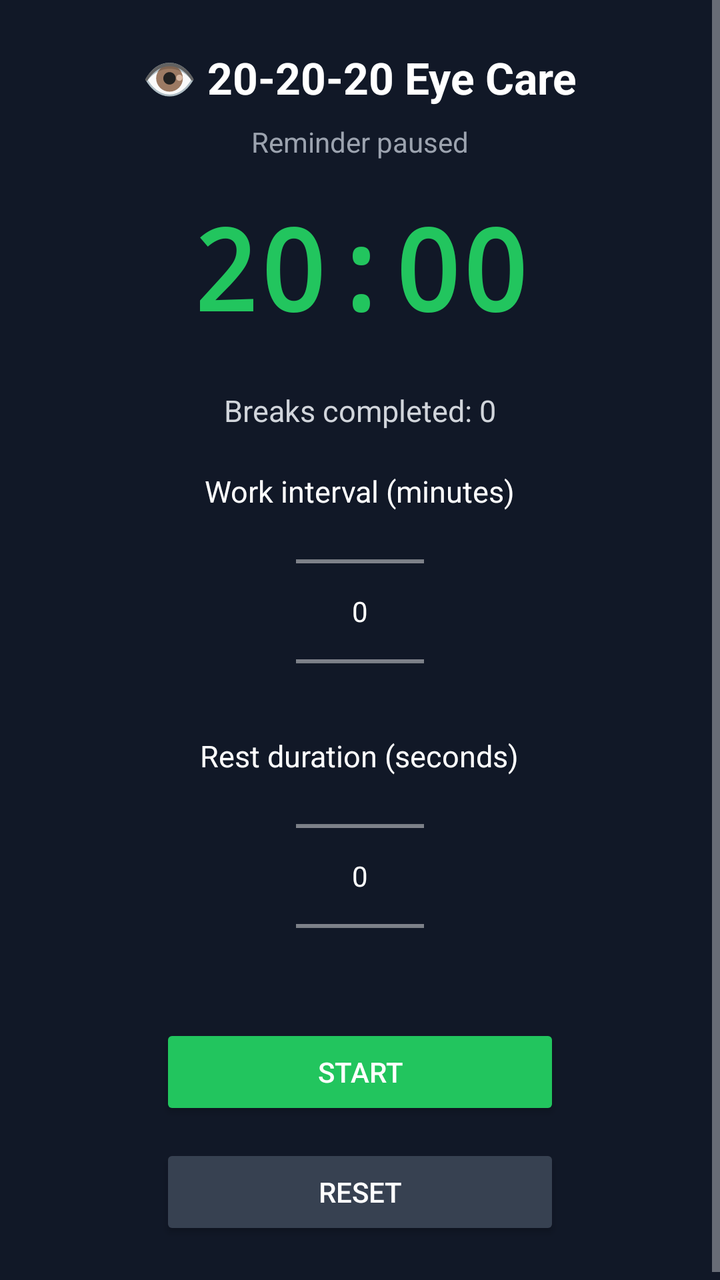
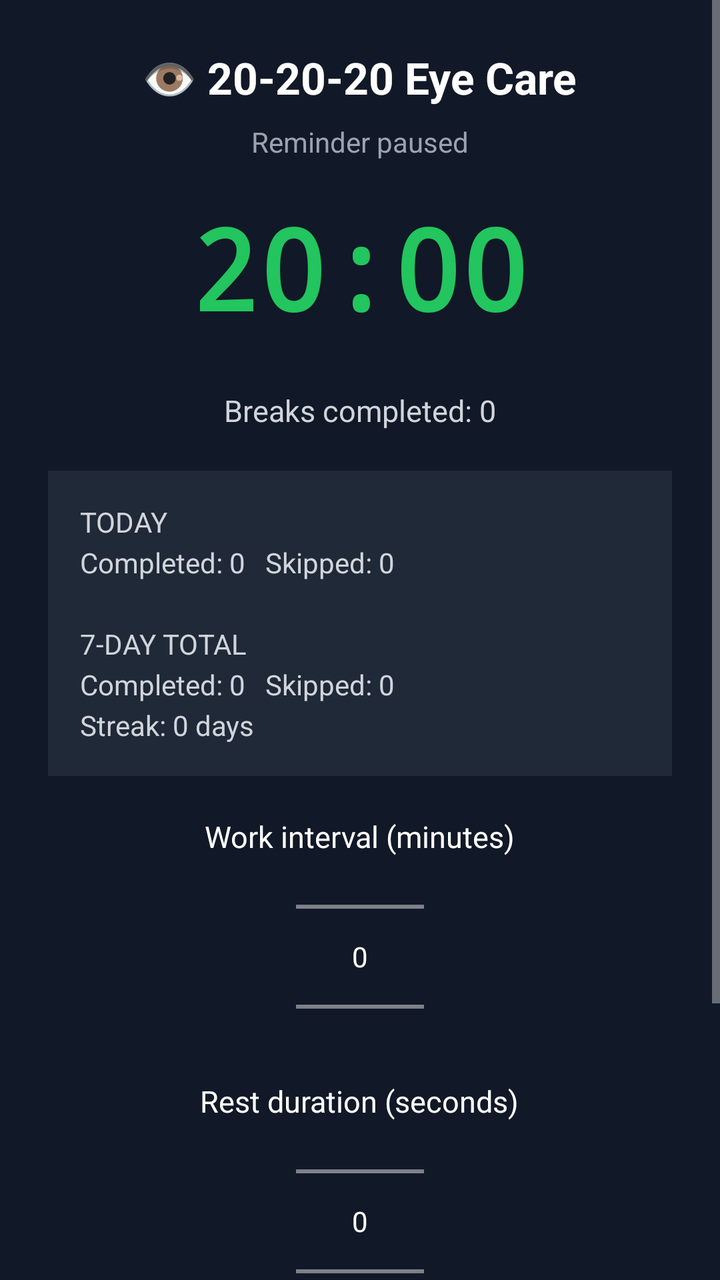

Compare the two renders of this Android layout. The source of the first and the diff that turns it into the second are given below.
<!-- AndroidManifest.xml: application theme Theme.AppCompat.NoActionBar -->
<!-- res/layout/activity_main.xml -->
<?xml version="1.0" encoding="utf-8"?>
<ScrollView xmlns:android="http://schemas.android.com/apk/res/android"
    android:layout_width="match_parent"
    android:layout_height="match_parent"
    android:background="#111827">

    <LinearLayout
        android:layout_width="match_parent"
        android:layout_height="wrap_content"
        android:orientation="vertical"
        android:gravity="center_horizontal"
        android:padding="24dp">

        <TextView
            android:layout_width="wrap_content"
            android:layout_height="wrap_content"
            android:text="👁 20-20-20 Eye Care"
            android:textColor="#FFFFFF"
            android:textSize="22sp"
            android:textStyle="bold"
            android:layout_marginBottom="8dp" />

        <TextView
            android:id="@+id/statusText"
            android:layout_width="wrap_content"
            android:layout_height="wrap_content"
            android:text="Reminder paused"
            android:textColor="#9CA3AF"
            android:textSize="14sp"
            android:layout_marginBottom="16dp" />

        <TextView
            android:id="@+id/countdownText"
            android:layout_width="wrap_content"
            android:layout_height="wrap_content"
            android:text="20:00"
            android:textColor="#22C55E"
            android:textSize="56sp"
            android:textStyle="bold"
            android:fontFamily="monospace"
            android:layout_marginBottom="24dp" />

        <TextView
            android:id="@+id/sessionText"
            android:layout_width="wrap_content"
            android:layout_height="wrap_content"
            android:text="Breaks completed: 0"
            android:textColor="#D1D5DB"
            android:textSize="15sp"
            android:layout_marginBottom="20dp" />

        <TextView
            android:layout_width="wrap_content"
            android:layout_height="wrap_content"
            android:text="Work interval (minutes)"
            android:textColor="#FFFFFF"
            android:textSize="15sp" />

        <NumberPicker
            android:id="@+id/workMinutesPicker"
            android:layout_width="wrap_content"
            android:layout_height="100dp"
            android:layout_marginBottom="12dp" />

        <TextView
            android:layout_width="wrap_content"
            android:layout_height="wrap_content"
            android:text="Rest duration (seconds)"
            android:textColor="#FFFFFF"
            android:textSize="15sp" />

        <NumberPicker
            android:id="@+id/restSecondsPicker"
            android:layout_width="wrap_content"
            android:layout_height="100dp"
            android:layout_marginBottom="24dp" />

        <Button
            android:id="@+id/startPauseButton"
            android:layout_width="200dp"
            android:layout_height="wrap_content"
            android:text="Start"
            android:backgroundTint="#22C55E"
            android:textColor="#FFFFFF"
            android:layout_marginBottom="12dp" />

        <Button
            android:id="@+id/resetButton"
            android:layout_width="200dp"
            android:layout_height="wrap_content"
            android:text="Reset"
            android:backgroundTint="#374151"
            android:textColor="#FFFFFF" />
    </LinearLayout>
</ScrollView>
<!-- resources referenced by this layout -->
<resources>

</resources>

<!-- the commit's change to res/layout/activity_main.xml (unified diff, before → after) -->
@@ -50,6 +50,18 @@
             android:layout_marginBottom="20dp" />
 
         <TextView
+            android:id="@+id/statsText"
+            android:layout_width="match_parent"
+            android:layout_height="wrap_content"
+            android:text="TODAY\nCompleted: 0   Skipped: 0\n\n7-DAY TOTAL\nCompleted: 0   Skipped: 0\nStreak: 0 days"
+            android:textColor="#D1D5DB"
+            android:textSize="14sp"
+            android:lineSpacingExtra="4dp"
+            android:padding="16dp"
+            android:background="#1F2937"
+            android:layout_marginBottom="20dp" />
+
+        <TextView
             android:layout_width="wrap_content"
             android:layout_height="wrap_content"
             android:text="Work interval (minutes)"
